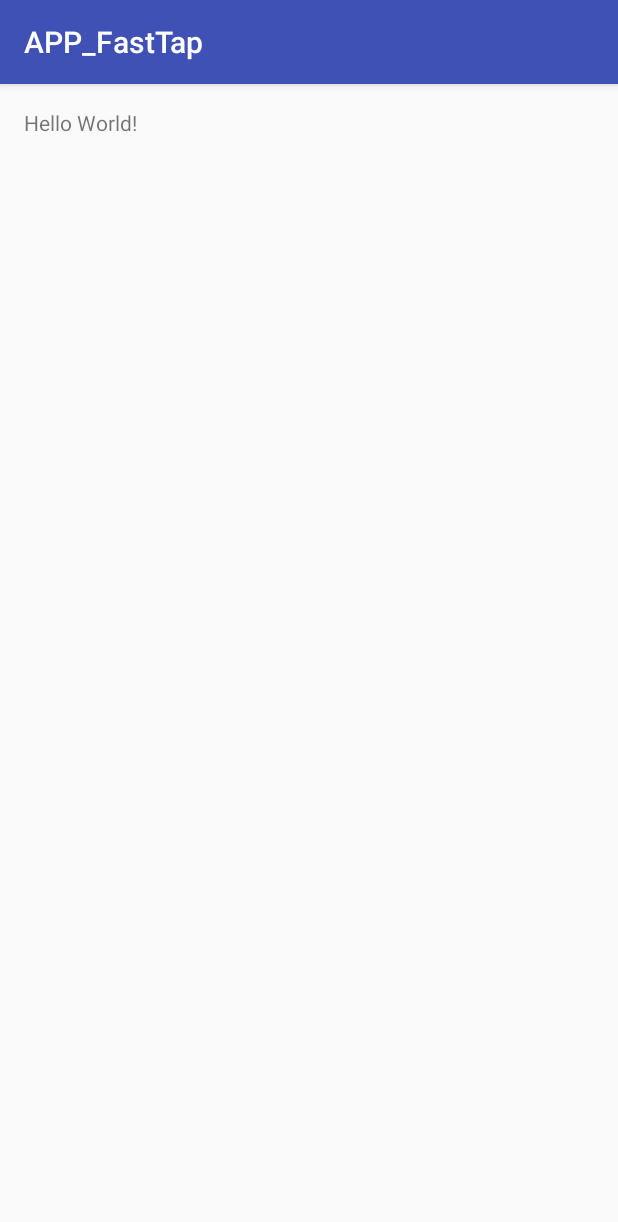
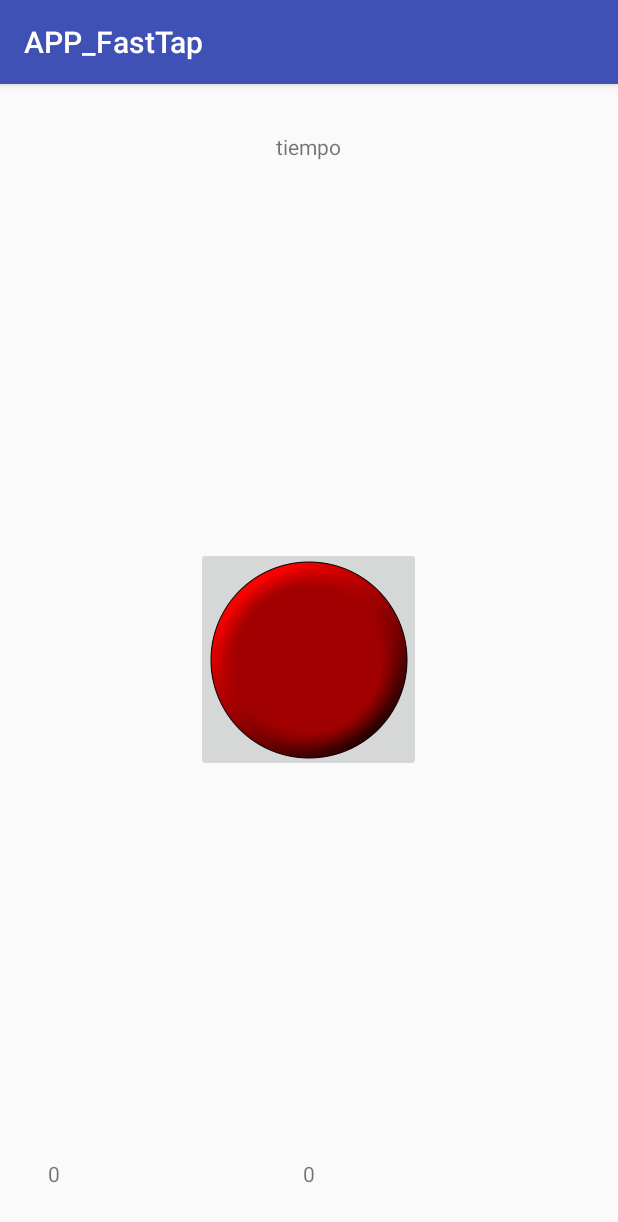
Before and after one commit to JuvenalSantisoDeveloper/FastTap, an Android app: the screen it shows after launch (GameActivity), on a phone screen of 412 x 824 dp. Shown: the top 1222 px of the screen. Run offline under Robolectric (Android 15) with nearby library versions, the light colour scheme and no system bars; our stand-ins replace ButterKnife.

Commit message:
Version inicial
Bucle de juego

```diff
--- a/app/build.gradle
+++ b/app/build.gradle
@@ -1,4 +1,5 @@
 apply plugin: 'com.android.application'
+apply plugin: 'android-apt'
 
 android {
     compileSdkVersion 23
@@ -22,5 +23,8 @@ android {
 dependencies {
     compile fileTree(dir: 'libs', include: ['*.jar'])
     testCompile 'junit:junit:4.12'
-    compile 'com.android.support:appcompat-v7:23.4.0'
+    compile "com.android.support:appcompat-v7:$rootProject.ext.androidLibraryVersion"
+
+    compile "com.jakewharton:butterknife:$rootProject.ext.butterKnifeLibraryVersion"
+    apt "com.jakewharton:butterknife-compiler:$rootProject.ext.butterKnifeLibraryVersion"
 }
--- /dev/null
+++ b/app/src/main/java/com/mustbear/app_fasttap/DataScorer.java
@@ -0,0 +1,30 @@
+package com.mustbear.app_fasttap;
+
+public class DataScorer {
+
+    private static DataScorer mInstance;
+
+    private int mMaxScore;
+
+    public int getMaxScore() {
+        return mMaxScore;
+    }
+
+    public void setMaxScore(int maxScore) {
+        mMaxScore = maxScore;
+    }
+
+    private DataScorer() {
+        mMaxScore = 0;
+    }
+
+    public static  DataScorer getInstance() {
+
+        if(mInstance == null) {
+            mInstance = new DataScorer();
+        }
+
+        return mInstance;
+    }
+
+}
--- a/app/src/main/java/com/mustbear/app_fasttap/GameActivity.java
+++ b/app/src/main/java/com/mustbear/app_fasttap/GameActivity.java
@@ -1,13 +1,94 @@
 package com.mustbear.app_fasttap;
 
+import android.os.Bundle;
+import android.os.CountDownTimer;
 import android.support.v7.app.AppCompatActivity;
-import android.os.Bundle;
+import android.widget.ImageButton;
+import android.widget.TextView;
 
-public class GameActivity extends AppCompatActivity {
+import butterknife.BindView;
+import butterknife.ButterKnife;
+import butterknife.OnClick;
+
+public class GameActivity extends AppCompatActivity implements GameActivityView {
+
+    private static final int TIMERCOUNTDOWN = 60000;
+    private static final int SECOND = 1000;
+
+
+    @BindView(R.id.activity_game_tv_time)
+    public TextView mTimeTextView;
+    @BindView(R.id.activity_game_ib_game)
+    public ImageButton mMainImageButton;
+    @BindView(R.id.activity_game_tv_score)
+    public TextView mScoreTextView;
+    @BindView(R.id.activity_game_tv_max_score)
+    public TextView mMaxScoreTextView;
+
+    private GameActivityPresenter mPresenter;
+
+    private int mCurrentScore;
+    private CountDownTimer mTimerCountDown;
 
     @Override
     protected void onCreate(Bundle savedInstanceState) {
         super.onCreate(savedInstanceState);
         setContentView(R.layout.activity_game);
+        ButterKnife.bind(this);
+
+        initData();
+        initUI();
+    }
+
+    private void initData() {
+        mPresenter = new GameActivityPresenterImpl(this);
+
+        mCurrentScore = 0;
+
+        mTimerCountDown = new CountDownTimer(TIMERCOUNTDOWN, SECOND) {
+            @Override
+            public void onTick(long millisUntilFinished) {
+                mTimeTextView.setText(String.valueOf(millisUntilFinished/SECOND));
+            }
+
+            @Override
+            public void onFinish() {
+                mTimeTextView.setText(String.valueOf(0));
+                timeOver();
+            }
+        };
+    }
+
+    private void initUI() {
+        mScoreTextView.setText(String.valueOf(mCurrentScore));
+        mMaxScoreTextView.setText(String.valueOf(mPresenter.lookScore()));
+    }
+
+    @OnClick(R.id.activity_game_ib_game)
+    public void handleTapMainButton() {
+        tap();
+    }
+
+
+    @Override
+    public void tap() {
+        if(mCurrentScore == 0) {
+            startTimer();
+        }
+        mCurrentScore++;
+        mScoreTextView.setText(String.valueOf(mCurrentScore));
+    }
+
+    @Override
+    public void timeOver() {
+        mPresenter.saveStatistics(mCurrentScore);
+        mMaxScoreTextView.setText(String.valueOf(mCurrentScore));
+        mCurrentScore = 0;
+        mScoreTextView.setText(String.valueOf(mCurrentScore));
+    }
+
+    @Override
+    public void startTimer() {
+        mTimerCountDown.start();
     }
 }
--- /dev/null
+++ b/app/src/main/java/com/mustbear/app_fasttap/GameActivityPresenter.java
@@ -0,0 +1,6 @@
+package com.mustbear.app_fasttap;
+
+public interface GameActivityPresenter {
+    void saveStatistics(int score);
+    int lookScore();
+}
--- /dev/null
+++ b/app/src/main/java/com/mustbear/app_fasttap/GameActivityPresenterImpl.java
@@ -0,0 +1,22 @@
+package com.mustbear.app_fasttap;
+
+public class GameActivityPresenterImpl implements GameActivityPresenter {
+
+    private GameActivityView mView;
+    private Repository mRepository;
+
+    public GameActivityPresenterImpl(GameActivityView view) {
+        mView = view;
+        mRepository = new RepositoryImpl();
+    }
+
+    @Override
+    public void saveStatistics(int score) {
+        mRepository.saveStatistics(score);
+    }
+
+    @Override
+    public int lookScore() {
+        return mRepository.lookScore();
+    }
+}
--- /dev/null
+++ b/app/src/main/java/com/mustbear/app_fasttap/GameActivityView.java
@@ -0,0 +1,8 @@
+package com.mustbear.app_fasttap;
+
+public interface GameActivityView {
+    void tap();
+    void timeOver();
+    void startTimer();
+
+}
--- /dev/null
+++ b/app/src/main/java/com/mustbear/app_fasttap/Repository.java
@@ -0,0 +1,6 @@
+package com.mustbear.app_fasttap;
+
+public interface Repository {
+    void saveStatistics(int score);
+    int lookScore();
+}
--- /dev/null
+++ b/app/src/main/java/com/mustbear/app_fasttap/RepositoryImpl.java
@@ -0,0 +1,17 @@
+package com.mustbear.app_fasttap;
+
+public class RepositoryImpl implements Repository {
+
+    public RepositoryImpl() {}
+
+    @Override
+    public void saveStatistics(int score) {
+        DataScorer.getInstance().setMaxScore(score);
+    }
+
+    @Override
+    public int lookScore() {
+        return DataScorer.getInstance().getMaxScore();
+    }
+
+}
--- a/app/src/main/res/layout/activity_game.xml
+++ b/app/src/main/res/layout/activity_game.xml
@@ -12,5 +12,35 @@
     <TextView
         android:layout_width="wrap_content"
         android:layout_height="wrap_content"
-        android:text="Hello World!" />
+        android:layout_centerHorizontal="true"
+        android:layout_alignParentTop="true"
+        android:layout_margin="@dimen/activity_horizontal_margin"
+        android:id="@+id/activity_game_tv_time"
+        android:text="@string/tiempo"/>
+
+    <ImageButton
+        android:layout_width="@dimen/activity_game_central_button"
+        android:layout_height="@dimen/activity_game_central_button"
+        android:layout_centerInParent="true"
+        android:layout_margin="@dimen/activity_horizontal_margin"
+        android:src="@drawable/button_red"
+        android:id="@+id/activity_game_ib_game"/>
+
+    <TextView
+        android:layout_width="wrap_content"
+        android:layout_height="wrap_content"
+        android:layout_alignParentBottom="true"
+        android:layout_centerHorizontal="true"
+        android:layout_margin="@dimen/activity_horizontal_margin"
+        android:id="@+id/activity_game_tv_score"
+        android:text="@string/score"/>
+
+    <TextView
+        android:layout_width="wrap_content"
+        android:layout_height="wrap_content"
+        android:layout_alignParentBottom="true"
+        android:layout_alignParentLeft="true"
+        android:layout_margin="@dimen/activity_horizontal_margin"
+        android:id="@+id/activity_game_tv_max_score"
+        android:text="@string/score"/>
 </RelativeLayout>
--- a/app/src/main/res/values/dimens.xml
+++ b/app/src/main/res/values/dimens.xml
@@ -2,4 +2,7 @@
     <!-- Default screen margins, per the Android Design guidelines. -->
     <dimen name="activity_horizontal_margin">16dp</dimen>
     <dimen name="activity_vertical_margin">16dp</dimen>
+
+    <!-- Button Image -->
+    <dimen name="activity_game_central_button">150dp</dimen>
 </resources>
--- a/app/src/main/res/values/strings.xml
+++ b/app/src/main/res/values/strings.xml
@@ -1,3 +1,9 @@
 <resources>
+
     <string name="app_name">APP_FastTap</string>
+
+    <!-- prueba -->
+    <string name="tiempo">tiempo</string>
+    <string name="score">puntuacion</string>
+
 </resources>
--- a/build.gradle
+++ b/build.gradle
@@ -8,7 +8,10 @@ buildscript {
         classpath 'com.android.tools.build:gradle:2.1.0'
 
         // NOTE: Do not place your application dependencies here; they belong
-        // in the individual module build.gradle files
+        // in the individual module build.gradle filesbuildscript {
+
+        classpath 'com.neenbedankt.gradle.plugins:android-apt:1.8'
+
     }
 }
 
@@ -21,3 +24,8 @@ allprojects {
 task clean(type: Delete) {
     delete rootProject.buildDir
 }
+
+ext {
+    androidLibraryVersion = '23.4.0'
+    butterKnifeLibraryVersion = '8.1.0'
+}
```
Also changed, not shown: app/src/main/res/drawable-nodpi/button_red.png (added), 1 other file.
